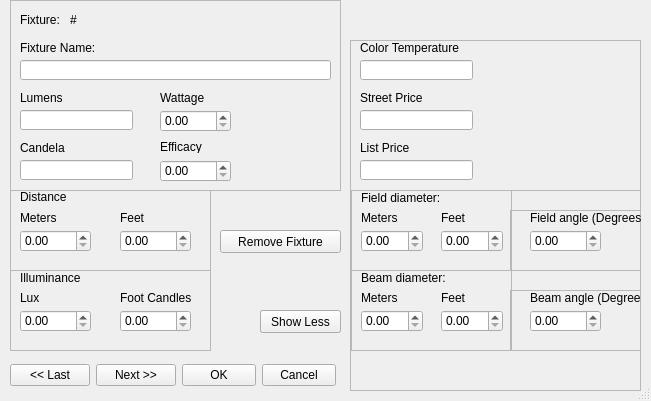
The window that fixtureeditdialog.ui (themattkerr/FixtureCompare) describes before a commit, drawn with Qt 5.
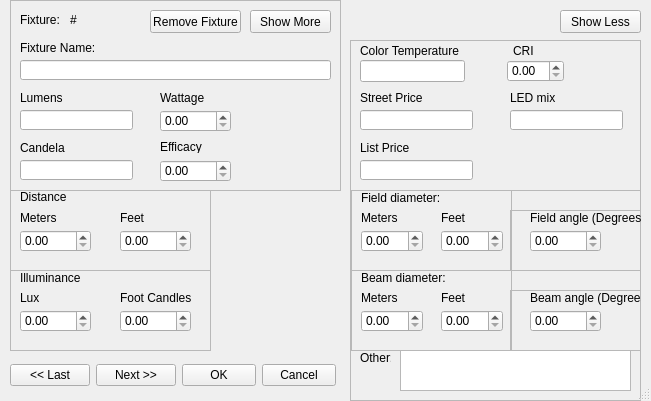
The same window after the commit. Icons and pictures are not drawn.

The edit to the form file:
```diff
--- a/fixtureeditdialog.ui
+++ b/fixtureeditdialog.ui
@@ -188,6 +188,32 @@
      <double>10000.000000000000000</double>
     </property>
    </widget>
+   <widget class="QPushButton" name="showMoreButton">
+    <property name="geometry">
+     <rect>
+      <x>240</x>
+      <y>10</y>
+      <width>81</width>
+      <height>23</height>
+     </rect>
+    </property>
+    <property name="text">
+     <string>Show More</string>
+    </property>
+   </widget>
+   <widget class="QPushButton" name="RemoveFixture">
+    <property name="geometry">
+     <rect>
+      <x>140</x>
+      <y>10</y>
+      <width>91</width>
+      <height>23</height>
+     </rect>
+    </property>
+    <property name="text">
+     <string>Remove Fixture</string>
+    </property>
+   </widget>
   </widget>
   <widget class="QFrame" name="Illuminance">
    <property name="geometry">
@@ -416,26 +442,13 @@
     </item>
    </layout>
   </widget>
-  <widget class="QPushButton" name="RemoveFixture">
-   <property name="geometry">
-    <rect>
-     <x>220</x>
-     <y>230</y>
-     <width>121</width>
-     <height>23</height>
-    </rect>
-   </property>
-   <property name="text">
-    <string>Remove Fixture</string>
-   </property>
-  </widget>
   <widget class="QFrame" name="moreInfo">
    <property name="geometry">
     <rect>
      <x>350</x>
      <y>40</y>
      <width>291</width>
-     <height>351</height>
+     <height>361</height>
     </rect>
    </property>
    <property name="frameShape">
@@ -706,19 +719,6 @@
      </widget>
     </widget>
    </widget>
-   <widget class="QLabel" name="colorTempLabel">
-    <property name="geometry">
-     <rect>
-      <x>10</x>
-      <y>0</y>
-      <width>101</width>
-      <height>16</height>
-     </rect>
-    </property>
-    <property name="text">
-     <string>Color Temperature</string>
-    </property>
-   </widget>
    <widget class="QLabel" name="priceLabel">
     <property name="geometry">
      <rect>
@@ -732,16 +732,6 @@
      <string>Street Price</string>
     </property>
    </widget>
-   <widget class="QLineEdit" name="colorTempBox">
-    <property name="geometry">
-     <rect>
-      <x>10</x>
-      <y>20</y>
-      <width>113</width>
-      <height>20</height>
-     </rect>
-    </property>
-   </widget>
    <widget class="QLineEdit" name="streetPriceBox">
     <property name="geometry">
      <rect>
@@ -775,25 +765,161 @@
      </rect>
     </property>
    </widget>
-  </widget>
-  <widget class="QPushButton" name="showMoreButton">
-   <property name="geometry">
-    <rect>
-     <x>260</x>
-     <y>310</y>
-     <width>81</width>
-     <height>23</height>
-    </rect>
-   </property>
-   <property name="text">
-    <string>Show More</string>
-   </property>
+   <widget class="QLabel" name="otherLabel">
+    <property name="geometry">
+     <rect>
+      <x>10</x>
+      <y>310</y>
+      <width>31</width>
+      <height>16</height>
+     </rect>
+    </property>
+    <property name="text">
+     <string>Other:</string>
+    </property>
+   </widget>
+   <widget class="QPlainTextEdit" name="otherInfoBox">
+    <property name="geometry">
+     <rect>
+      <x>50</x>
+      <y>310</y>
+      <width>231</width>
+      <height>41</height>
+     </rect>
+    </property>
+   </widget>
+   <widget class="QLineEdit" name="LEDMixBox">
+    <property name="geometry">
+     <rect>
+      <x>160</x>
+      <y>70</y>
+      <width>113</width>
+      <height>20</height>
+     </rect>
+    </property>
+   </widget>
+   <widget class="QLabel" name="LEDMixLabel">
+    <property name="geometry">
+     <rect>
+      <x>160</x>
+      <y>50</y>
+      <width>47</width>
+      <height>16</height>
+     </rect>
+    </property>
+    <property name="text">
+     <string>LED mix</string>
+    </property>
+   </widget>
+   <widget class="QWidget" name="">
+    <property name="geometry">
+     <rect>
+      <x>10</x>
+      <y>20</y>
+      <width>241</width>
+      <height>22</height>
+     </rect>
+    </property>
+    <layout class="QHBoxLayout" name="horizontalLayout">
+     <item>
+      <widget class="QLineEdit" name="colorTempBox">
+       <property name="maximumSize">
+        <size>
+         <width>113</width>
+         <height>16777215</height>
+        </size>
+       </property>
+      </widget>
+     </item>
+     <item>
+      <spacer name="horizontalSpacer_5">
+       <property name="orientation">
+        <enum>Qt::Horizontal</enum>
+       </property>
+       <property name="sizeHint" stdset="0">
+        <size>
+         <width>40</width>
+         <height>20</height>
+        </size>
+       </property>
+      </spacer>
+     </item>
+     <item>
+      <widget class="QDoubleSpinBox" name="cRISpinBox"/>
+     </item>
+     <item>
+      <spacer name="horizontalSpacer_2">
+       <property name="orientation">
+        <enum>Qt::Horizontal</enum>
+       </property>
+       <property name="sizeHint" stdset="0">
+        <size>
+         <width>40</width>
+         <height>20</height>
+        </size>
+       </property>
+      </spacer>
+     </item>
+    </layout>
+   </widget>
+   <widget class="QWidget" name="">
+    <property name="geometry">
+     <rect>
+      <x>10</x>
+      <y>0</y>
+      <width>221</width>
+      <height>22</height>
+     </rect>
+    </property>
+    <layout class="QHBoxLayout" name="horizontalLayout_2">
+     <item>
+      <widget class="QLabel" name="colorTempLabel">
+       <property name="text">
+        <string>Color Temperature</string>
+       </property>
+      </widget>
+     </item>
+     <item>
+      <spacer name="horizontalSpacer_4">
+       <property name="orientation">
+        <enum>Qt::Horizontal</enum>
+       </property>
+       <property name="sizeHint" stdset="0">
+        <size>
+         <width>28</width>
+         <height>20</height>
+        </size>
+       </property>
+      </spacer>
+     </item>
+     <item>
+      <widget class="QLabel" name="cRILabel">
+       <property name="text">
+        <string>CRI</string>
+       </property>
+      </widget>
+     </item>
+     <item>
+      <spacer name="horizontalSpacer_3">
+       <property name="orientation">
+        <enum>Qt::Horizontal</enum>
+       </property>
+       <property name="sizeHint" stdset="0">
+        <size>
+         <width>40</width>
+         <height>20</height>
+        </size>
+       </property>
+      </spacer>
+     </item>
+    </layout>
+   </widget>
   </widget>
   <widget class="QPushButton" name="showLessButton">
    <property name="geometry">
     <rect>
-     <x>260</x>
-     <y>310</y>
+     <x>560</x>
+     <y>10</y>
      <width>81</width>
      <height>23</height>
     </rect>
```
Left out of the diff: 6 changed lines with no effect on the pictures.
